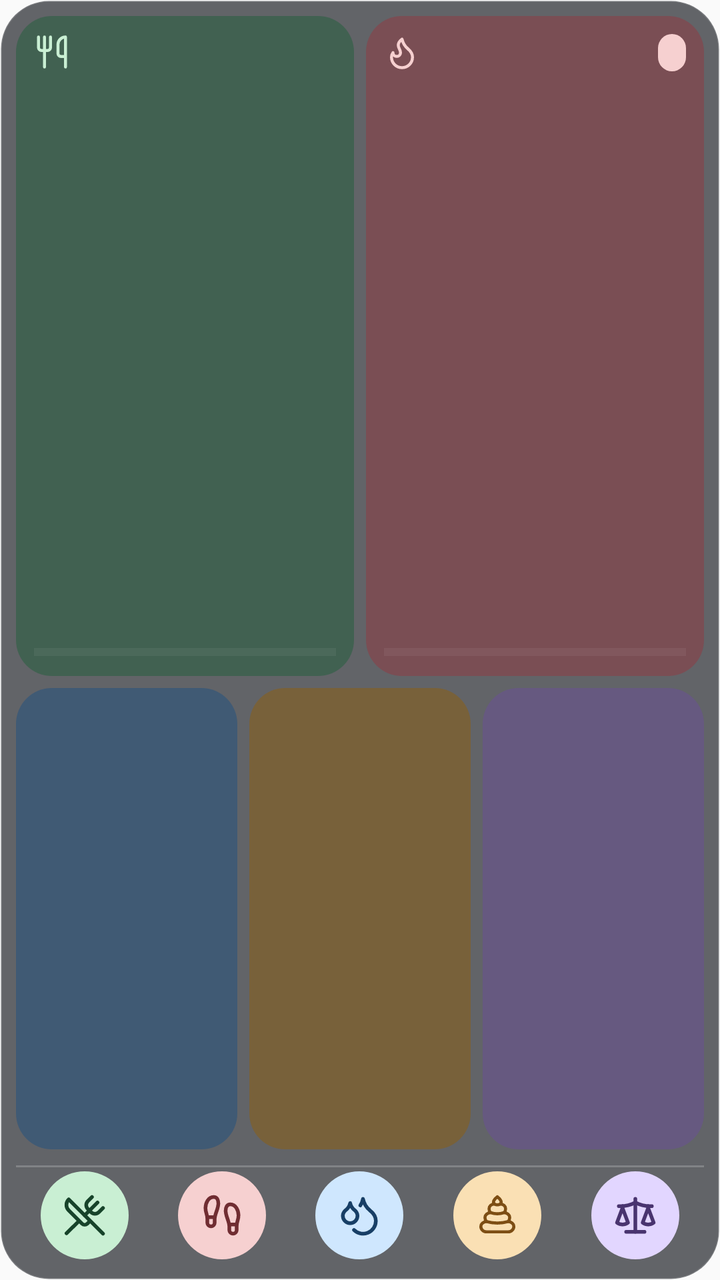
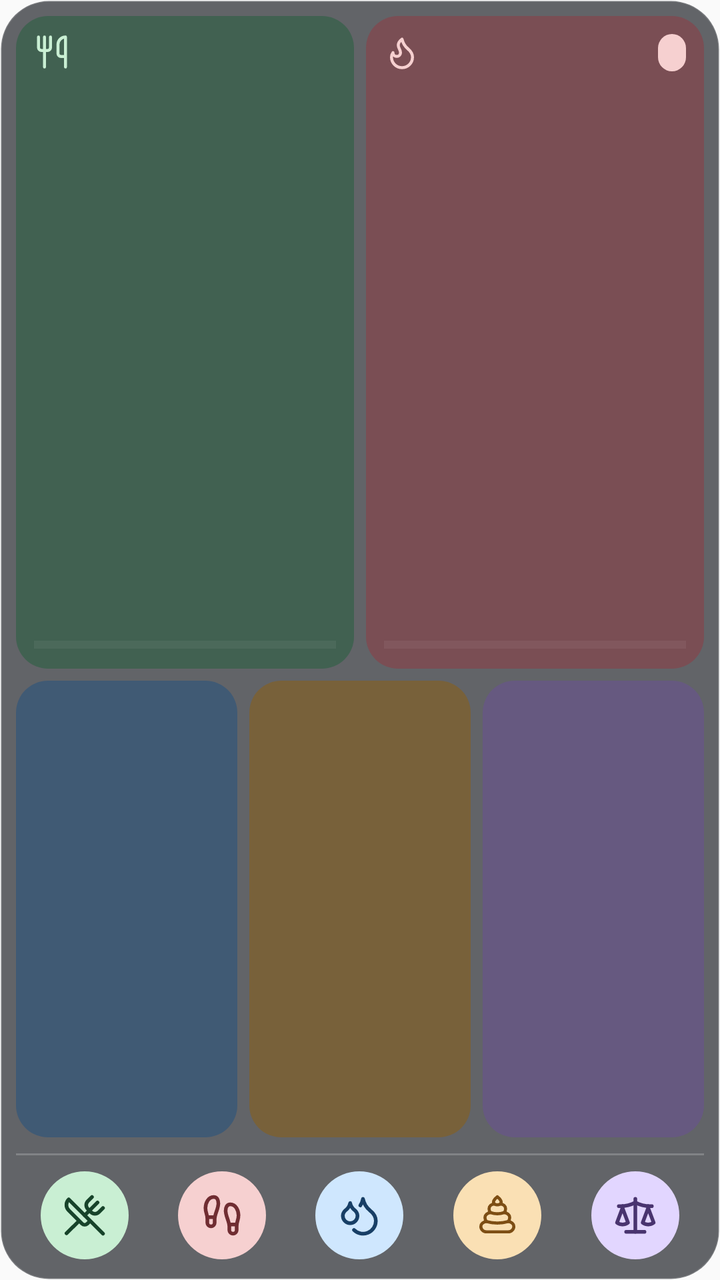

Two renders of the same Android screen: before a commit and after it. Below are the layout's source before the change and the commit's diff.
<!-- AndroidManifest.xml: application theme AppTheme -->
<!-- res/layout/widget_large_dark.xml -->
<?xml version="1.0" encoding="utf-8"?>
<LinearLayout xmlns:android="http://schemas.android.com/apk/res/android"
    android:id="@+id/widget_root"
    android:layout_width="match_parent"
    android:layout_height="match_parent"
    android:background="@drawable/widget_surface_dark"
    android:orientation="vertical"
    android:padding="8dp">

    
    <LinearLayout
        android:layout_width="match_parent"
        android:layout_height="0dp"
        android:layout_weight="1"
        android:orientation="horizontal">

        <LinearLayout
            android:id="@+id/widget_intake_card"
            style="@style/WidgetCard"
            android:layout_width="0dp"
            android:layout_marginEnd="6dp"
            android:layout_weight="1"
            android:background="@drawable/widget_card_intake_dark">

            <LinearLayout style="@style/WidgetCardHeader">
                <ImageView
                    android:id="@+id/widget_intake_icon"
                    android:layout_width="18dp"
                    android:layout_height="18dp"
                    android:importantForAccessibility="no"
                    android:src="@drawable/widget_intake_icon_dark" />
                
                <FrameLayout
                    android:layout_width="0dp"
                    android:layout_height="0dp"
                    android:layout_weight="1" />
                <TextView
                    android:id="@+id/widget_intake_net"
                    style="@style/WidgetPill"
                    android:background="@drawable/widget_pill_surplus_dark"
                    android:textColor="#17432A"
                    android:visibility="gone" />
            </LinearLayout>

            <TextView
                android:id="@+id/widget_intake_value"
                style="@style/WidgetValue"
                android:textColor="#E6F8EB" />

            <ProgressBar
                android:id="@+id/widget_intake_bar"
                style="?android:attr/progressBarStyleHorizontal"
                android:layout_width="match_parent"
                android:layout_height="6dp"
                android:layout_marginTop="4dp"
                android:indeterminate="false"
                android:max="100"
                android:progress="0"
                android:progressBackgroundTint="#33FFFFFF"
                android:progressTint="#C9EFD3" />
        </LinearLayout>

        <LinearLayout
            android:id="@+id/widget_burned_card"
            style="@style/WidgetCard"
            android:layout_width="0dp"
            android:layout_weight="1"
            android:background="@drawable/widget_card_burned_dark">

            <LinearLayout style="@style/WidgetCardHeader">
                <ImageView
                    android:id="@+id/widget_burned_icon"
                    android:layout_width="18dp"
                    android:layout_height="18dp"
                    android:importantForAccessibility="no"
                    android:src="@drawable/widget_burned_icon_dark" />
                
                <FrameLayout
                    android:layout_width="0dp"
                    android:layout_height="0dp"
                    android:layout_weight="1" />
                <TextView
                    android:id="@+id/widget_burned_net"
                    style="@style/WidgetPill"
                    android:background="@drawable/widget_pill_deficit_dark"
                    android:textColor="#702D32" />
            </LinearLayout>

            <TextView
                android:id="@+id/widget_burned_value"
                style="@style/WidgetValue"
                android:textColor="#FBE9E9" />

            <ProgressBar
                android:id="@+id/widget_burned_bar"
                style="?android:attr/progressBarStyleHorizontal"
                android:layout_width="match_parent"
                android:layout_height="6dp"
                android:layout_marginTop="4dp"
                android:indeterminate="false"
                android:max="100"
                android:progress="0"
                android:progressBackgroundTint="#33FFFFFF"
                android:progressTint="#F6D0D0" />
        </LinearLayout>
    </LinearLayout>

    
    <LinearLayout
        android:layout_width="match_parent"
        android:layout_height="0dp"
        android:layout_marginTop="6dp"
        android:layout_weight="0.7"
        android:orientation="horizontal">

        <FrameLayout
            android:id="@+id/widget_carbs_card"
            style="@style/WidgetMacroCard"
            android:layout_marginEnd="6dp"
            android:background="@drawable/widget_card_carbs_dark">
            <TextView
                android:id="@+id/widget_carbs_letter"
                style="@style/WidgetMacroLetter"
                android:layout_gravity="top|start"
                android:textColor="#A9D2F7" />
            <LinearLayout style="@style/WidgetMacroBody">
                <TextView
                    android:id="@+id/widget_carbs_value"
                    style="@style/WidgetMacroValue"
                    android:textColor="#E3F1FF" />
                <TextView
                    android:id="@+id/widget_carbs_percent"
                    style="@style/WidgetMacroPercent"
                    android:textColor="#A9D2F7" />
            </LinearLayout>
        </FrameLayout>

        <FrameLayout
            android:id="@+id/widget_protein_card"
            style="@style/WidgetMacroCard"
            android:layout_marginEnd="6dp"
            android:background="@drawable/widget_card_protein_dark">
            <TextView
                android:id="@+id/widget_protein_letter"
                style="@style/WidgetMacroLetter"
                android:layout_gravity="top|start"
                android:textColor="#F0C888" />
            <LinearLayout style="@style/WidgetMacroBody">
                <TextView
                    android:id="@+id/widget_protein_value"
                    style="@style/WidgetMacroValue"
                    android:textColor="#FFF1D9" />
                <TextView
                    android:id="@+id/widget_protein_percent"
                    style="@style/WidgetMacroPercent"
                    android:textColor="#F0C888" />
            </LinearLayout>
        </FrameLayout>

        <FrameLayout
            android:id="@+id/widget_fat_card"
            style="@style/WidgetMacroCard"
            android:background="@drawable/widget_card_fat_dark">
            <TextView
                android:id="@+id/widget_fat_letter"
                style="@style/WidgetMacroLetter"
                android:layout_gravity="top|start"
                android:textColor="#C9B5F5" />
            <LinearLayout style="@style/WidgetMacroBody">
                <TextView
                    android:id="@+id/widget_fat_value"
                    style="@style/WidgetMacroValue"
                    android:textColor="#F1EAFF" />
                <TextView
                    android:id="@+id/widget_fat_percent"
                    style="@style/WidgetMacroPercent"
                    android:textColor="#C9B5F5" />
            </LinearLayout>
        </FrameLayout>
    </LinearLayout>

    <LinearLayout
        android:id="@+id/widget_divider"
        android:layout_width="match_parent"
        android:layout_height="1dp"
        android:layout_marginTop="8dp"
        android:background="#33FFFFFF" />

    <include layout="@layout/widget_actions_five" />
</LinearLayout>
<!-- res/layout/widget_actions_five.xml (included above) -->
<?xml version="1.0" encoding="utf-8"?>
<LinearLayout xmlns:android="http://schemas.android.com/apk/res/android" android:layout_width="match_parent" android:layout_height="48dp" android:orientation="horizontal" android:gravity="center">
    <ImageButton android:id="@+id/widget_food" style="@style/WidgetAction"
        android:src="@drawable/widget_food_icon" android:contentDescription="@string/widget_food" />
    <ImageButton android:id="@+id/widget_movement" style="@style/WidgetAction"
        android:src="@drawable/widget_movement_icon" android:contentDescription="@string/widget_movement" />
    <ImageButton android:id="@+id/widget_water" style="@style/WidgetAction"
        android:src="@drawable/widget_water_icon" android:contentDescription="@string/widget_water" />
    <ImageButton android:id="@+id/widget_poop" style="@style/WidgetAction"
        android:src="@drawable/widget_poop_icon" android:contentDescription="@string/widget_poop" />
    <ImageButton android:id="@+id/widget_weight" style="@style/WidgetAction"
        android:src="@drawable/widget_weight_icon" android:contentDescription="@string/widget_weight" />
    <ImageButton android:id="@+id/widget_custom" style="@style/WidgetAction" android:visibility="gone"
        android:src="@drawable/widget_custom_icon" android:contentDescription="@string/widget_custom" />
</LinearLayout>
<!-- resources referenced by this layout -->
<resources>
  <!-- drawable widget_card_burned_dark (drawable) -->
  <?xml version="1.0" encoding="utf-8"?>
  <shape xmlns:android="http://schemas.android.com/apk/res/android" android:shape="rectangle">
      <solid android:color="#9E8A4249" />
      <corners android:radius="18dp" />
  </shape>
  <!-- drawable widget_card_carbs_dark (drawable) -->
  <?xml version="1.0" encoding="utf-8"?>
  <shape xmlns:android="http://schemas.android.com/apk/res/android" android:shape="rectangle">
      <solid android:color="#9E2C557D" />
      <corners android:radius="18dp" />
  </shape>
  <!-- drawable widget_card_fat_dark (drawable) -->
  <?xml version="1.0" encoding="utf-8"?>
  <shape xmlns:android="http://schemas.android.com/apk/res/android" android:shape="rectangle">
      <solid android:color="#9E6A5390" />
      <corners android:radius="18dp" />
  </shape>
  <!-- drawable widget_card_intake_dark (drawable) -->
  <?xml version="1.0" encoding="utf-8"?>
  <shape xmlns:android="http://schemas.android.com/apk/res/android" android:shape="rectangle">
      <solid android:color="#9E2E6045" />
      <corners android:radius="18dp" />
  </shape>
  <!-- drawable widget_card_protein_dark (drawable) -->
  <?xml version="1.0" encoding="utf-8"?>
  <shape xmlns:android="http://schemas.android.com/apk/res/android" android:shape="rectangle">
      <solid android:color="#9E87601F" />
      <corners android:radius="18dp" />
  </shape>
  <string name="widget_custom">Custom</string>
  <string name="widget_food">Food</string>
  <string name="widget_movement">Movement</string>
  <string name="widget_poop">Poop</string>
  <string name="widget_water">Water</string>
  <string name="widget_weight">Weight</string>
  <style name="WidgetCard">
          <item name="android:layout_height">match_parent</item>
          <item name="android:orientation">vertical</item>
          <item name="android:padding">9dp</item>
      </style>
  <style name="WidgetMacroPercent">
          <item name="android:layout_width">wrap_content</item>
          <item name="android:layout_height">wrap_content</item>
          <item name="android:singleLine">true</item>
          <item name="android:textSize">11sp</item>
          <item name="android:textStyle">bold</item>
      </style>
  <style name="WidgetMacroValue">
          <item name="android:layout_width">wrap_content</item>
          <item name="android:layout_height">wrap_content</item>
          <item name="android:singleLine">true</item>
          <item name="android:textSize">17sp</item>
          <item name="android:textStyle">bold</item>
      </style>
  <style name="WidgetPill">
          <item name="android:layout_width">wrap_content</item>
          <item name="android:layout_height">wrap_content</item>
          <item name="android:paddingStart">7dp</item>
          <item name="android:paddingEnd">7dp</item>
          <item name="android:paddingTop">2dp</item>
          <item name="android:paddingBottom">2dp</item>
          <item name="android:singleLine">true</item>
          <item name="android:textSize">11sp</item>
          <item name="android:textStyle">bold</item>
      </style>
  <style name="WidgetValue">
          <item name="android:layout_width">match_parent</item>
          <item name="android:layout_height">0dp</item>
          <item name="android:layout_weight">1</item>
          <item name="android:gravity">center</item>
          <item name="android:singleLine">true</item>
          <item name="android:textSize">26sp</item>
          <item name="android:textStyle">bold</item>
      </style>
  <!-- drawable widget_ripple (drawable) -->
  <?xml version="1.0" encoding="utf-8"?>
  <ripple xmlns:android="http://schemas.android.com/apk/res/android" android:color="#25365B44"><item android:id="@android:id/mask"><shape android:shape="oval"><solid android:color="#FFFFFF" /></shape></item></ripple>
  <!-- unchanged entries left out for length: 17 -->
</resources>

<!-- the commit's change to res/layout/widget_large_dark.xml (unified diff, before → after) -->
@@ -184,6 +184,7 @@
         android:layout_width="match_parent"
         android:layout_height="1dp"
         android:layout_marginTop="8dp"
+        android:layout_marginBottom="6dp"
         android:background="#33FFFFFF" />
 
     <include layout="@layout/widget_actions_five" />
<!-- resource entries referenced after the edit -->
@@ -4,31 +4,31 @@
   <?xml version="1.0" encoding="utf-8"?>
   <shape xmlns:android="http://schemas.android.com/apk/res/android" android:shape="rectangle">
       <solid android:color="#9E8A4249" />
-      <corners android:radius="18dp" />
+      <corners android:radius="16dp" />
   </shape>
   <!-- drawable widget_card_carbs_dark (drawable) -->
   <?xml version="1.0" encoding="utf-8"?>
   <shape xmlns:android="http://schemas.android.com/apk/res/android" android:shape="rectangle">
       <solid android:color="#9E2C557D" />
-      <corners android:radius="18dp" />
+      <corners android:radius="16dp" />
   </shape>
   <!-- drawable widget_card_fat_dark (drawable) -->
   <?xml version="1.0" encoding="utf-8"?>
   <shape xmlns:android="http://schemas.android.com/apk/res/android" android:shape="rectangle">
       <solid android:color="#9E6A5390" />
-      <corners android:radius="18dp" />
+      <corners android:radius="16dp" />
   </shape>
   <!-- drawable widget_card_intake_dark (drawable) -->
   <?xml version="1.0" encoding="utf-8"?>
   <shape xmlns:android="http://schemas.android.com/apk/res/android" android:shape="rectangle">
       <solid android:color="#9E2E6045" />
-      <corners android:radius="18dp" />
+      <corners android:radius="16dp" />
   </shape>
   <!-- drawable widget_card_protein_dark (drawable) -->
   <?xml version="1.0" encoding="utf-8"?>
   <shape xmlns:android="http://schemas.android.com/apk/res/android" android:shape="rectangle">
       <solid android:color="#9E87601F" />
-      <corners android:radius="18dp" />
+      <corners android:radius="16dp" />
   </shape>
   <string name="widget_custom">Custom</string>
   <string name="widget_food">Food</string>
@@ -47,6 +47,7 @@
           <item name="android:singleLine">true</item>
           <item name="android:textSize">11sp</item>
           <item name="android:textStyle">bold</item>
+          <item name="android:fontFeatureSettings">tnum</item>
       </style>
   <style name="WidgetMacroValue">
           <item name="android:layout_width">wrap_content</item>
@@ -54,6 +55,7 @@
           <item name="android:singleLine">true</item>
           <item name="android:textSize">17sp</item>
           <item name="android:textStyle">bold</item>
+          <item name="android:fontFeatureSettings">tnum</item>
       </style>
   <style name="WidgetPill">
           <item name="android:layout_width">wrap_content</item>
@@ -65,6 +67,7 @@
           <item name="android:singleLine">true</item>
           <item name="android:textSize">11sp</item>
           <item name="android:textStyle">bold</item>
+          <item name="android:fontFeatureSettings">tnum</item>
       </style>
   <style name="WidgetValue">
           <item name="android:layout_width">match_parent</item>
@@ -74,10 +77,11 @@
           <item name="android:singleLine">true</item>
           <item name="android:textSize">26sp</item>
           <item name="android:textStyle">bold</item>
+          <item name="android:fontFeatureSettings">tnum</item>
       </style>
   <!-- drawable widget_ripple (drawable) -->
   <?xml version="1.0" encoding="utf-8"?>
-  <ripple xmlns:android="http://schemas.android.com/apk/res/android" android:color="#25365B44"><item android:id="@android:id/mask"><shape android:shape="oval"><solid android:color="#FFFFFF" /></shape></item></ripple>
+  <ripple xmlns:android="http://schemas.android.com/apk/res/android" android:color="#24000000"><item android:id="@android:id/mask"><shape android:shape="oval"><solid android:color="#FFFFFF" /></shape></item></ripple>
   <!-- unchanged entries left out for length: 17 -->
 </resources>
 
